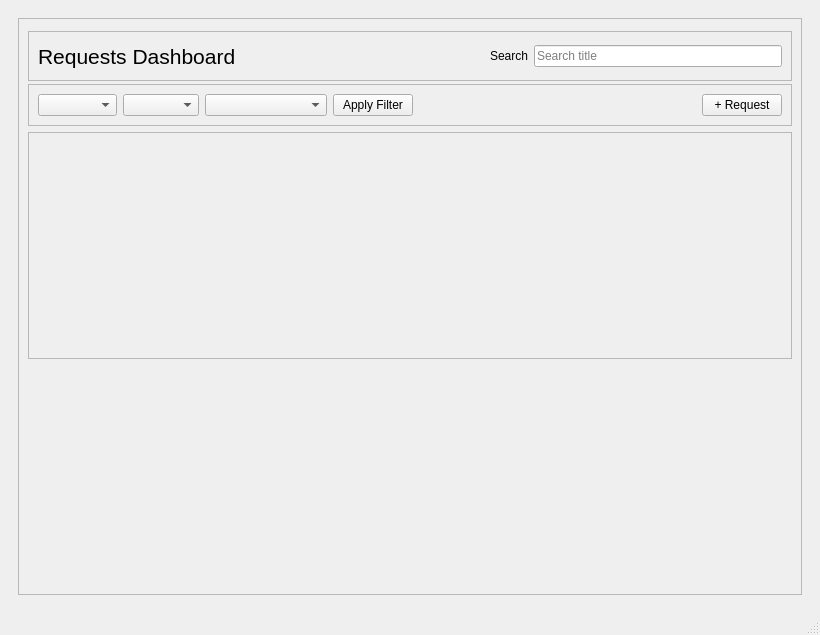
First picture: the form in ui/merlins_lamp.ui, repository TransparentGlass/Merlin-s-Lamp--Request-Manager, before the edit.
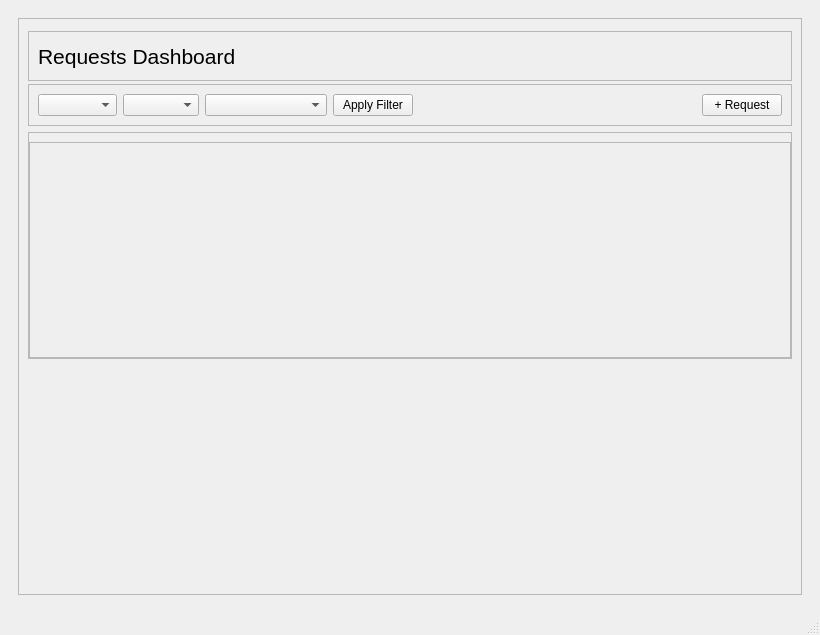
Second picture: the form after the edit.

Diff of the .ui file:
```diff
--- a/ui/merlins_lamp.ui
+++ b/ui/merlins_lamp.ui
@@ -306,26 +306,6 @@
                  </property>
                 </spacer>
                </item>
-               <item>
-                <widget class="QLabel" name="label_4">
-                 <property name="text">
-                  <string>Search</string>
-                 </property>
-                </widget>
-               </item>
-               <item>
-                <widget class="QLineEdit" name="lineEdit_search">
-                 <property name="maximumSize">
-                  <size>
-                   <width>300</width>
-                   <height>16777215</height>
-                  </size>
-                 </property>
-                 <property name="placeholderText">
-                  <string>Search title</string>
-                 </property>
-                </widget>
-               </item>
               </layout>
              </widget>
             </item>
@@ -469,9 +449,30 @@
              </widget>
             </item>
             <item>
+             <widget class="QFrame" name="frame_8">
+              <property name="frameShape">
+               <enum>QFrame::Shape::StyledPanel</enum>
+              </property>
+              <property name="frameShadow">
+               <enum>QFrame::Shadow::Raised</enum>
+              </property>
+              <layout class="QHBoxLayout" name="horizontalLayout_6">
+               <property name="spacing">
+                <number>0</number>
+               </property>
+               <property name="leftMargin">
+                <number>0</number>
+               </property>
+               <property name="rightMargin">
+                <number>0</number>
+               </property>
+               <property name="bottomMargin">
+                <number>0</number>
+               </property>
+               <item>
              <widget class="QFrame" name="frame_allRequests">
               <property name="sizePolicy">
-               <sizepolicy hsizetype="Expanding" vsizetype="Expanding">
+                  <sizepolicy hsizetype="Preferred" vsizetype="Expanding">
                 <horstretch>0</horstretch>
                 <verstretch>0</verstretch>
                </sizepolicy>
@@ -482,6 +483,18 @@
                 <height>0</height>
                </size>
               </property>
+                 <property name="maximumSize">
+                  <size>
+                   <width>800</width>
+                   <height>16777215</height>
+                  </size>
+                 </property>
+                 <property name="baseSize">
+                  <size>
+                   <width>3</width>
+                   <height>0</height>
+                  </size>
+                 </property>
               <property name="frameShape">
                <enum>QFrame::Shape::StyledPanel</enum>
               </property>
@@ -489,6 +502,9 @@
                <enum>QFrame::Shadow::Raised</enum>
               </property>
               <layout class="QVBoxLayout" name="verticalLayout_8"/>
+                </widget>
+               </item>
+              </layout>
              </widget>
             </item>
             <item>
```
Left out of the diff: 2 changed lines with no effect on the pictures. Lines whose indentation alone changed are shown as unchanged.
